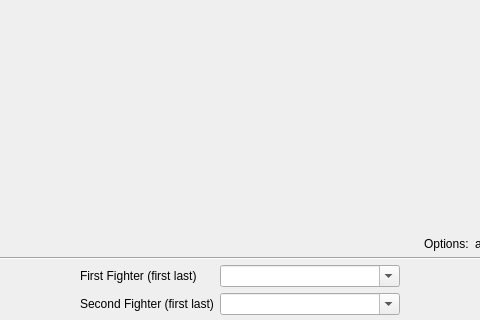
fmuecke/Ipponboard, file base/MainWindow.ui: the form before one commit; both pictures show x 147 to 627 and y 280 to 600 of the 800 by 600 pixel window.
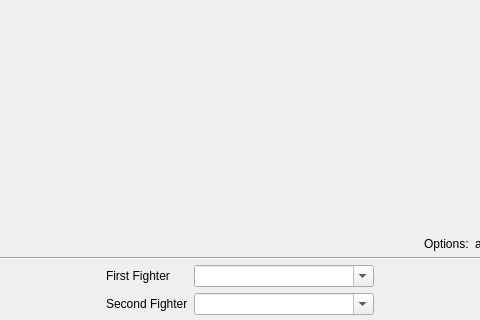
The form after the commit. Icons and pictures are not drawn.

Commit message: New installations will have a dummy fighter with "FIRST NAME" "LAST NAME"

Patch:
```diff
--- a/base/MainWindow.ui
+++ b/base/MainWindow.ui
@@ -436,7 +436,7 @@
          <string notr="true"/>
         </property>
         <property name="text">
-         <string>First Fighter (first last)</string>
+         <string>First Fighter</string>
         </property>
        </widget>
       </item>
@@ -458,7 +458,7 @@
          <enum>QFrame::Plain</enum>
         </property>
         <property name="text">
-         <string>Second Fighter (first last)</string>
+         <string>Second Fighter</string>
         </property>
        </widget>
       </item>
```
Left out of the diff: 6 changed lines with no effect on the pictures. The commit also changes 2 other files.
